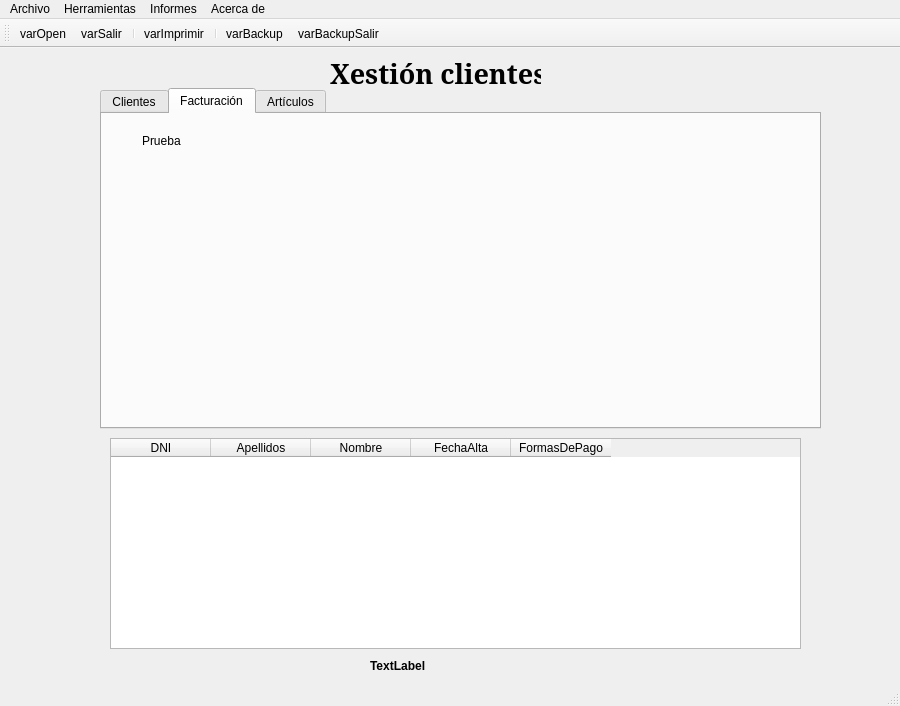
Old version of the form ventana.ui in the repository AresPunzon/punzongarcia.
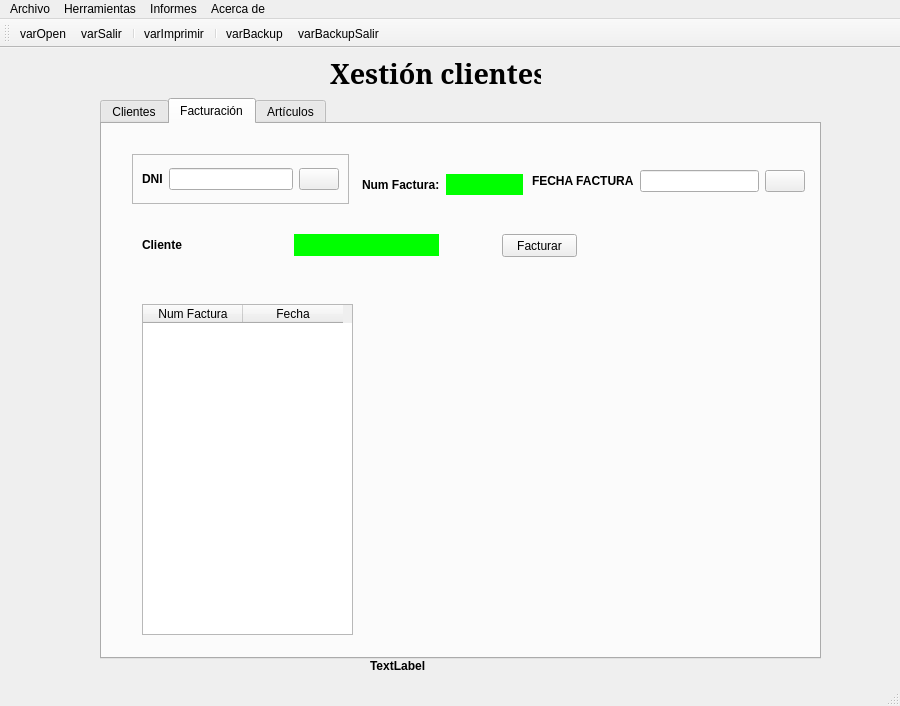
New version of the form. The open tabs and pages were chosen to show the change. Icons and pictures are not drawn.

The edit to the form file:
```diff
--- a/ventana.ui
+++ b/ventana.ui
@@ -45,48 +45,13 @@
      <string>Xestión clientes</string>
     </property>
    </widget>
-   <widget class="QTableWidget" name="tabCliente">
-    <property name="geometry">
-     <rect>
-      <x>110</x>
-      <y>390</y>
-      <width>691</width>
-      <height>211</height>
-     </rect>
-    </property>
-    <column>
-     <property name="text">
-      <string>DNI</string>
-     </property>
-    </column>
-    <column>
-     <property name="text">
-      <string>Apellidos</string>
-     </property>
-    </column>
-    <column>
-     <property name="text">
-      <string>Nombre</string>
-     </property>
-    </column>
-    <column>
-     <property name="text">
-      <string>FechaAlta</string>
-     </property>
-    </column>
-    <column>
-     <property name="text">
-      <string>FormasDePago</string>
-     </property>
-    </column>
-   </widget>
    <widget class="QTabWidget" name="tabPrograma">
     <property name="geometry">
      <rect>
       <x>100</x>
-      <y>40</y>
+      <y>50</y>
       <width>721</width>
-      <height>341</height>
+      <height>561</height>
      </rect>
     </property>
     <property name="currentIndex">
@@ -668,24 +633,264 @@
        </item>
       </layout>
      </widget>
+     <widget class="QTableWidget" name="tabCliente">
+      <property name="geometry">
+       <rect>
+        <x>10</x>
+        <y>300</y>
+        <width>691</width>
+        <height>211</height>
+       </rect>
+      </property>
+      <column>
+       <property name="text">
+        <string>DNI</string>
+       </property>
+      </column>
+      <column>
+       <property name="text">
+        <string>Apellidos</string>
+       </property>
+      </column>
+      <column>
+       <property name="text">
+        <string>Nombre</string>
+       </property>
+      </column>
+      <column>
+       <property name="text">
+        <string>FechaAlta</string>
+       </property>
+      </column>
+      <column>
+       <property name="text">
+        <string>FormasDePago</string>
+       </property>
+      </column>
+     </widget>
     </widget>
     <widget class="QWidget" name="tab_2">
      <attribute name="title">
       <string>Facturación</string>
      </attribute>
-     <widget class="QLabel" name="label_2">
+     <widget class="QFrame" name="frame">
       <property name="geometry">
        <rect>
-        <x>40</x>
-        <y>20</y>
-        <width>47</width>
-        <height>13</height>
+        <x>30</x>
+        <y>30</y>
+        <width>217</width>
+        <height>50</height>
+       </rect>
+      </property>
+      <property name="frameShape">
+       <enum>QFrame::StyledPanel</enum>
+      </property>
+      <property name="frameShadow">
+       <enum>QFrame::Raised</enum>
+      </property>
+      <layout class="QHBoxLayout" name="horizontalLayout_11">
+       <item>
+        <widget class="QLabel" name="label_2">
+         <property name="font">
+          <font>
+           <weight>75</weight>
+           <bold>true</bold>
+          </font>
+         </property>
+         <property name="text">
+          <string>DNI</string>
+         </property>
+        </widget>
+       </item>
+       <item>
+        <widget class="QLineEdit" name="txtDNIFac"/>
+       </item>
+       <item>
+        <widget class="QPushButton" name="btnBuscaCliFac">
+         <property name="text">
+          <string/>
+         </property>
+         <property name="icon">
+          <iconset>
+           <normaloff>img/lupa.png</normaloff>img/lupa.png</iconset>
+         </property>
+         <property name="iconSize">
+          <size>
+           <width>18</width>
+           <height>18</height>
+          </size>
+         </property>
+        </widget>
+       </item>
+      </layout>
+     </widget>
+     <widget class="QPushButton" name="btnFacturar">
+      <property name="geometry">
+       <rect>
+        <x>400</x>
+        <y>110</y>
+        <width>75</width>
+        <height>23</height>
        </rect>
       </property>
       <property name="text">
-       <string>Prueba</string>
+       <string>Facturar</string>
       </property>
      </widget>
+     <widget class="QWidget" name="layoutWidget">
+      <property name="geometry">
+       <rect>
+        <x>430</x>
+        <y>40</y>
+        <width>273</width>
+        <height>34</height>
+       </rect>
+      </property>
+      <layout class="QHBoxLayout" name="horizontalLayout_12">
+       <item>
+        <widget class="QLabel" name="label_5">
+         <property name="font">
+          <font>
+           <weight>75</weight>
+           <bold>true</bold>
+          </font>
+         </property>
+         <property name="text">
+          <string>FECHA FACTURA</string>
+         </property>
+        </widget>
+       </item>
+       <item>
+        <widget class="QLineEdit" name="txtFechaFac">
+         <property name="minimumSize">
+          <size>
+           <width>100</width>
+           <height>16</height>
+          </size>
+         </property>
+        </widget>
+       </item>
+       <item>
+        <widget class="QPushButton" name="btnFechaFac">
+         <property name="text">
+          <string/>
+         </property>
+         <property name="icon">
+          <iconset>
+           <normaloff>img/calendario.png</normaloff>img/calendario.png</iconset>
+         </property>
+         <property name="iconSize">
+          <size>
+           <width>24</width>
+           <height>24</height>
+          </size>
+         </property>
+        </widget>
+       </item>
+      </layout>
+     </widget>
+     <widget class="QWidget" name="layoutWidget">
+      <property name="geometry">
+       <rect>
+        <x>40</x>
+        <y>110</y>
+        <width>297</width>
+        <height>22</height>
+       </rect>
+      </property>
+      <layout class="QHBoxLayout" name="horizontalLayout_13">
+       <item>
+        <widget class="QLabel" name="label_4">
+         <property name="font">
+          <font>
+           <weight>75</weight>
+           <bold>true</bold>
+          </font>
+         </property>
+         <property name="text">
+          <string>Cliente</string>
+         </property>
+        </widget>
+       </item>
+       <item>
+        <widget class="QLabel" name="lblNomFac">
+         <property name="autoFillBackground">
+          <bool>false</bool>
+         </property>
+         <property name="styleSheet">
+          <string notr="true">background-color: rgb(0, 255, 0);</string>
+         </property>
+         <property name="frameShape">
+          <enum>QFrame::NoFrame</enum>
+         </property>
+         <property name="text">
+          <string/>
+         </property>
+        </widget>
+       </item>
+      </layout>
+     </widget>
+     <widget class="QTableWidget" name="tabFacturas">
+      <property name="geometry">
+       <rect>
+        <x>40</x>
+        <y>180</y>
+        <width>211</width>
+        <height>331</height>
+       </rect>
+      </property>
+      <column>
+       <property name="text">
+        <string>Num Factura</string>
+       </property>
+      </column>
+      <column>
+       <property name="text">
+        <string>Fecha</string>
+       </property>
+      </column>
+     </widget>
+     <widget class="QWidget" name="">
+      <property name="geometry">
+       <rect>
+        <x>260</x>
+        <y>50</y>
+        <width>161</width>
+        <height>21</height>
+       </rect>
+      </property>
+      <layout class="QHBoxLayout" name="horizontalLayout_14">
+       <item>
+        <widget class="QLabel" name="label_6">
+         <property name="font">
+          <font>
+           <weight>75</weight>
+           <bold>true</bold>
+          </font>
+         </property>
+         <property name="text">
+          <string>Num Factura:</string>
+         </property>
+        </widget>
+       </item>
+       <item>
+        <widget class="QLabel" name="lblNumFactura">
+         <property name="autoFillBackground">
+          <bool>false</bool>
+         </property>
+         <property name="styleSheet">
+          <string notr="true">background-color: rgb(0, 255, 0);</string>
+         </property>
+         <property name="frameShape">
+          <enum>QFrame::NoFrame</enum>
+         </property>
+         <property name="text">
+          <string/>
+         </property>
+        </widget>
+       </item>
+      </layout>
+     </widget>
     </widget>
     <widget class="QWidget" name="tab_3">
      <attribute name="title">
```
Left out of the diff: 2 changed lines with no effect on the pictures.
